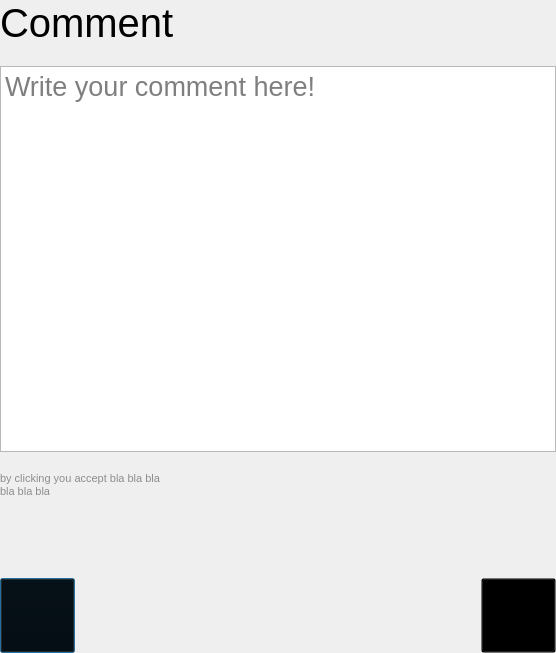
Old version of the form src/qtTouch/FacebookManager.ui in the repository USI-Showroom/WarpMe.
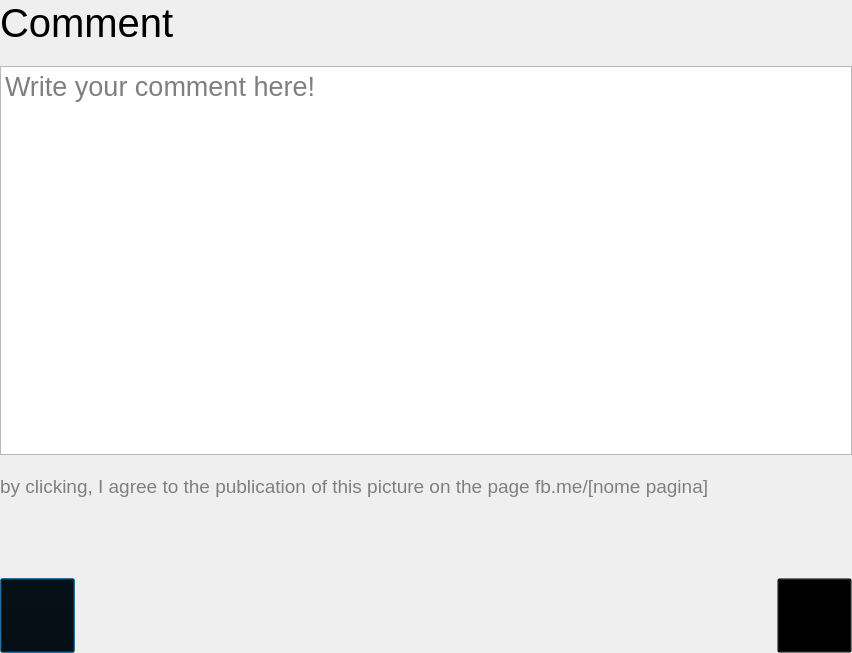
New version of the form. Icons and pictures are not drawn. Custom widgets are drawn as their Qt base class.

What changed in the file:
```diff
--- a/src/qtTouch/FacebookManager.ui
+++ b/src/qtTouch/FacebookManager.ui
@@ -6,7 +6,7 @@
    <rect>
     <x>0</x>
     <y>0</y>
-    <width>556</width>
+    <width>852</width>
     <height>653</height>
    </rect>
   </property>
@@ -57,11 +57,7 @@
       </font>
      </property>
      <property name="text">
-      <string>&lt;!DOCTYPE HTML PUBLIC &quot;-//W3C//DTD HTML 4.0//EN&quot; &quot;http://www.w3.org/TR/REC-html40/strict.dtd&quot;&gt;
-&lt;html&gt;&lt;head&gt;&lt;meta name=&quot;qrichtext&quot; content=&quot;1&quot; /&gt;&lt;style type=&quot;text/css&quot;&gt;
-p, li { white-space: pre-wrap; }
-&lt;/style&gt;&lt;/head&gt;&lt;body style=&quot; font-family:'MS Shell Dlg 2'; font-size:8pt; font-weight:400; font-style:normal;&quot;&gt;
-&lt;p style=&quot; margin-top:12px; margin-bottom:12px; margin-left:0px; margin-right:0px; -qt-block-indent:0; text-indent:0px;&quot;&gt;&lt;span style=&quot; color:#8d8d8d;&quot;&gt;by clicking you accept bla bla bla&lt;br /&gt;bla bla bla&lt;/span&gt;&lt;/p&gt;&lt;/body&gt;&lt;/html&gt;</string>
+      <string>&lt;html&gt;&lt;head/&gt;&lt;body&gt;&lt;p&gt;&lt;span style=&quot; font-family:'Arial'; font-size:14pt; color:#808080;&quot;&gt;by clicking, I agree to the publication of this picture on the page fb.me/[nome pagina]&lt;/span&gt;&lt;/p&gt;&lt;/body&gt;&lt;/html&gt;</string>
      </property>
     </widget>
    </item>
```
